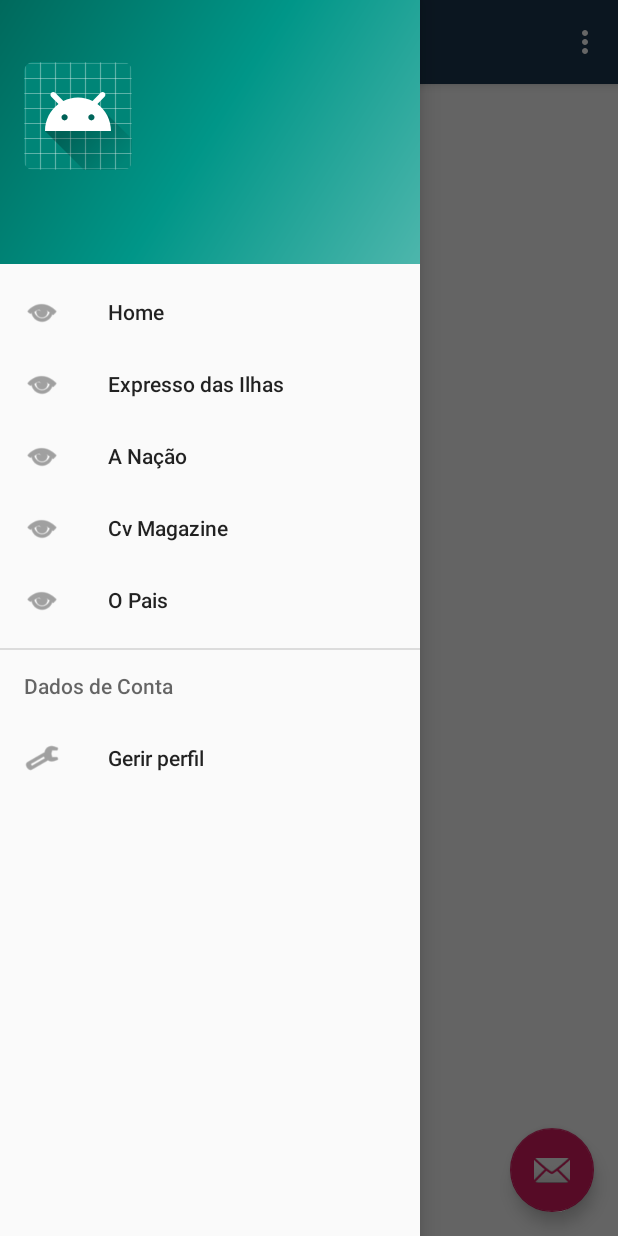
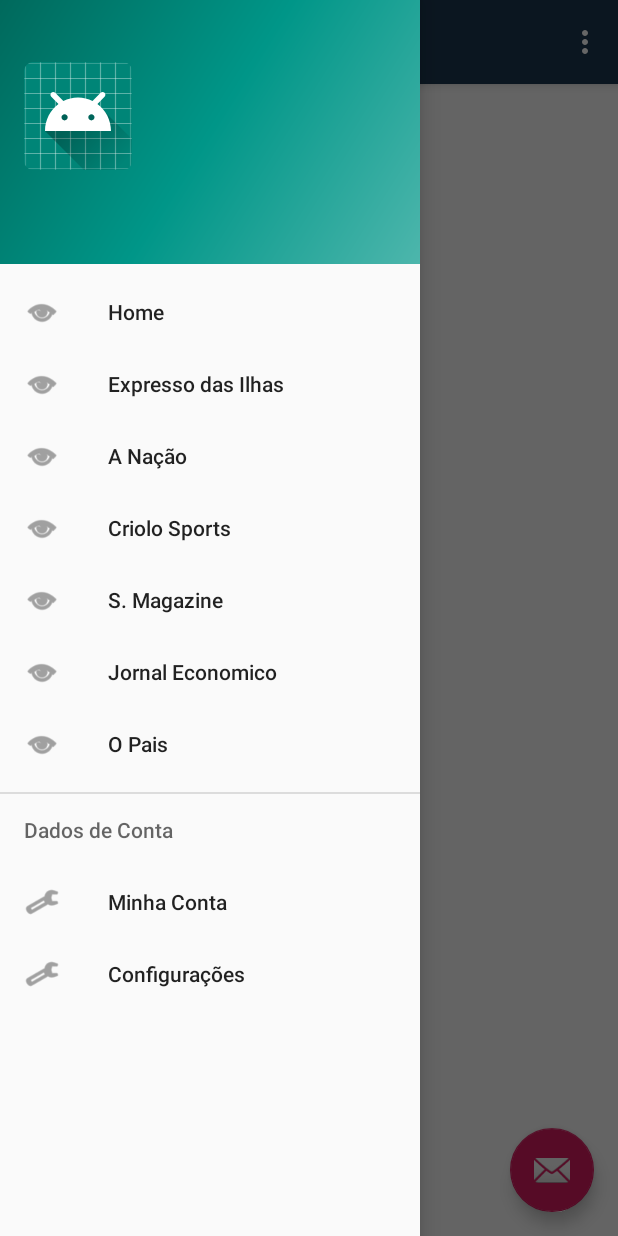
Before and after one commit to AilsonEsi/kriolnew-android, an Android app: the HomeActivity screen opened directly, with no data from a screen before it, with the side drawer open, on a phone screen of 412 x 824 dp. Run offline under Robolectric (Android 15) with nearby library versions, the phone set to English and light mode, and no system bars; our stand-ins replace Firebase (no records; nobody signed in at launch, a user with empty details on screens opened directly), Picasso; pictures from the network do not load; 1 statement that could not run was skipped.

Commit message:
Set new links and fonts

```diff
--- a/app/src/main/java/com/doit/kriolnews_aplicacaodenoticias/enumeracao/FeedsProviders.java
+++ b/app/src/main/java/com/doit/kriolnews_aplicacaodenoticias/enumeracao/FeedsProviders.java
@@ -2,7 +2,12 @@ package com.doit.kriolnews_aplicacaodenoticias.enumeracao;
 
 public enum FeedsProviders {
 
-    EXPRE("https://expressodasilhas.cv/rss"), ANACAO("https://anacao.cv/feed/"), CVM(""), OPAIS("https://opais.cv/feed/");
+    EXPRE("https://expressodasilhas.cv/rss"),
+    ANACAO("https://anacao.cv/feed/"),
+    OPAIS("https://opais.cv/feed/"),
+    JE("https://jornaleconomico.sapo.pt/feed"),
+    CE("https://www.criolosports.com/index.php?format=feed&type=rss"),
+    SMA("https://www.santiagomagazine.cv/index.php?format=feed&type=rss");
 
     private String text;
 
--- a/app/src/main/res/layout/news_item.xml
+++ b/app/src/main/res/layout/news_item.xml
@@ -6,7 +6,8 @@
     android:orientation="vertical"
     android:id="@+id/cardview"
     app:cardElevation="2dp"
-    app:cardCornerRadius="2dp">
+    app:cardCornerRadius="5dp"
+    app:cardUseCompatPadding="true">
 
     <RelativeLayout
         android:layout_width="match_parent"
--- a/app/src/main/res/menu/activity_home_drawer.xml
+++ b/app/src/main/res/menu/activity_home_drawer.xml
@@ -17,9 +17,17 @@
             android:icon="@android:drawable/ic_menu_view"
             android:title="@string/menu_anacao" />
         <item
-            android:id="@+id/nav_cvm"
+            android:id="@+id/nav_cesports"
             android:icon="@android:drawable/ic_menu_view"
-            android:title="@string/menu_cmv" />
+            android:title="@string/menu_ce" />
+        <item
+            android:id="@+id/nav_sma"
+            android:icon="@android:drawable/ic_menu_view"
+            android:title="@string/menu_sma" />
+        <item
+            android:id="@+id/nav_jeco"
+            android:icon="@android:drawable/ic_menu_view"
+            android:title="@string/menu_jeconomico" />
         <item
             android:id="@+id/nav_opais"
             android:icon="@android:drawable/ic_menu_view"
@@ -32,6 +40,10 @@
                 android:id="@+id/nav_gprofile"
                 android:icon="@android:drawable/ic_menu_preferences"
                 android:title="@string/menu_gprofile" />
+            <item
+                android:id="@+id/nav_conf"
+                android:icon="@android:drawable/ic_menu_preferences"
+                android:title="@string/menu_conf" />
         </menu>
     </item>
 
--- a/app/src/main/res/values/strings.xml
+++ b/app/src/main/res/values/strings.xml
@@ -16,7 +16,12 @@
     <string name="menu_home">Home</string>
     <string name="menu_expre">Expresso das Ilhas</string>
     <string name="menu_anacao">A Nação</string>
+    <string name="menu_opais">O Pais</string>
     <string name="menu_cmv">Cv Magazine</string>
-    <string name="menu_opais">O Pais</string>
-    <string name="menu_gprofile">Gerir perfil</string>
+    <string name="menu_jeconomico">Jornal Economico</string>
+    <string name="menu_sma">S. Magazine</string>
+    <string name="menu_ce">Criolo Sports</string>
+    <string name="menu_gprofile">Minha Conta</string>
+    <string name="menu_conf">Configurações</string>
+
 </resources>
```
Also changed, not shown: app/src/main/java/com/doit/kriolnews_aplicacaodenoticias/HomeActivity.java (+8 -2 lines).
